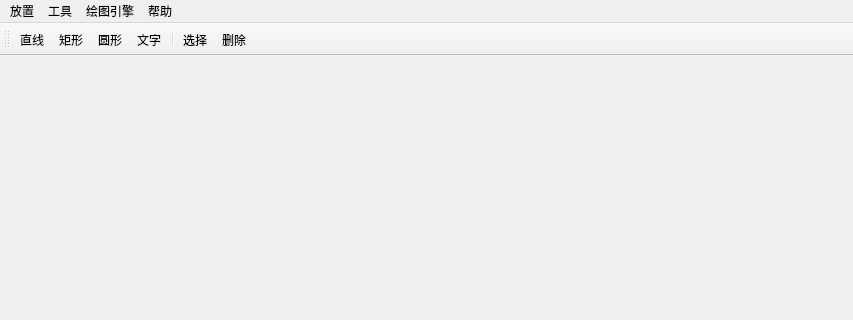
Above: mainwindow.ui from pigoil/ManualCAD before the change; both pictures show x 0 to 853 and y 0 to 320 of the 853 by 612 pixel window. Below: the same form after it.
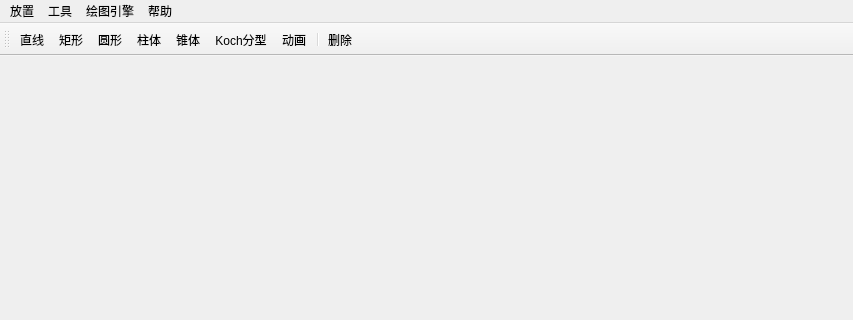
That is the form after the change. Icons and pictures are not drawn.

Commit message: 增加自转动画的功能

Diff of the .ui file:
```diff
--- a/mainwindow.ui
+++ b/mainwindow.ui
@@ -73,9 +73,11 @@
    <addaction name="actionPlaceLine"/>
    <addaction name="actionPlaceRect"/>
    <addaction name="actionPlaceCircle"/>
-   <addaction name="actionPlaceText"/>
+   <addaction name="actionPodetium"/>
+   <addaction name="actionCone"/>
+   <addaction name="actionKoch"/>
+   <addaction name="actionAnimation"/>
    <addaction name="separator"/>
-   <addaction name="actionSelect"/>
    <addaction name="actionDelete"/>
   </widget>
   <widget class="QStatusBar" name="statusBar"/>
@@ -152,27 +154,6 @@
     <string>圆形</string>
    </property>
   </action>
-  <action name="actionPlaceText">
-   <property name="checkable">
-    <bool>true</bool>
-   </property>
-   <property name="icon">
-    <iconset resource="resource.qrc">
-     <normaloff>:/icons/Resource/text.png</normaloff>:/icons/Resource/text.png</iconset>
-   </property>
-   <property name="text">
-    <string>文字</string>
-   </property>
-  </action>
-  <action name="actionSelect">
-   <property name="icon">
-    <iconset resource="resource.qrc">
-     <normaloff>:/icons/Resource/select.png</normaloff>:/icons/Resource/select.png</iconset>
-   </property>
-   <property name="text">
-    <string>选择</string>
-   </property>
-  </action>
   <action name="actionDelete">
    <property name="icon">
     <iconset resource="resource.qrc">
@@ -182,6 +163,48 @@
     <string>删除</string>
    </property>
   </action>
+  <action name="actionKoch">
+   <property name="icon">
+    <iconset resource="resource.qrc">
+     <normaloff>:/icons/Resource/snow.png</normaloff>:/icons/Resource/snow.png</iconset>
+   </property>
+   <property name="text">
+    <string>Koch分型</string>
+   </property>
+   <property name="shortcutContext">
+    <enum>Qt::WindowShortcut</enum>
+   </property>
+  </action>
+  <action name="actionCone">
+   <property name="icon">
+    <iconset resource="resource.qrc">
+     <normaloff>:/icons/Resource/cone.png</normaloff>:/icons/Resource/cone.png</iconset>
+   </property>
+   <property name="text">
+    <string>锥体</string>
+   </property>
+  </action>
+  <action name="actionPodetium">
+   <property name="icon">
+    <iconset resource="resource.qrc">
+     <normaloff>:/icons/Resource/podetium.png</normaloff>:/icons/Resource/podetium.png</iconset>
+   </property>
+   <property name="text">
+    <string>柱体</string>
+   </property>
+  </action>
+  <action name="actionAnimation">
+   <property name="checkable">
+    <bool>true</bool>
+   </property>
+   <property name="icon">
+    <iconset resource="resource.qrc">
+     <normaloff>:/icons/Resource/animation.png</normaloff>:/icons/Resource/animation.png</iconset>
+   </property>
+   <property name="text">
+    <string>动画</string>
+   </property>
+  </action>
  </widget>
  <layoutdefault spacing="6" margin="11"/>
  <resources>
```
Left out of the diff: 6 changed lines with no effect on the pictures. The commit also changes 17 other files.
